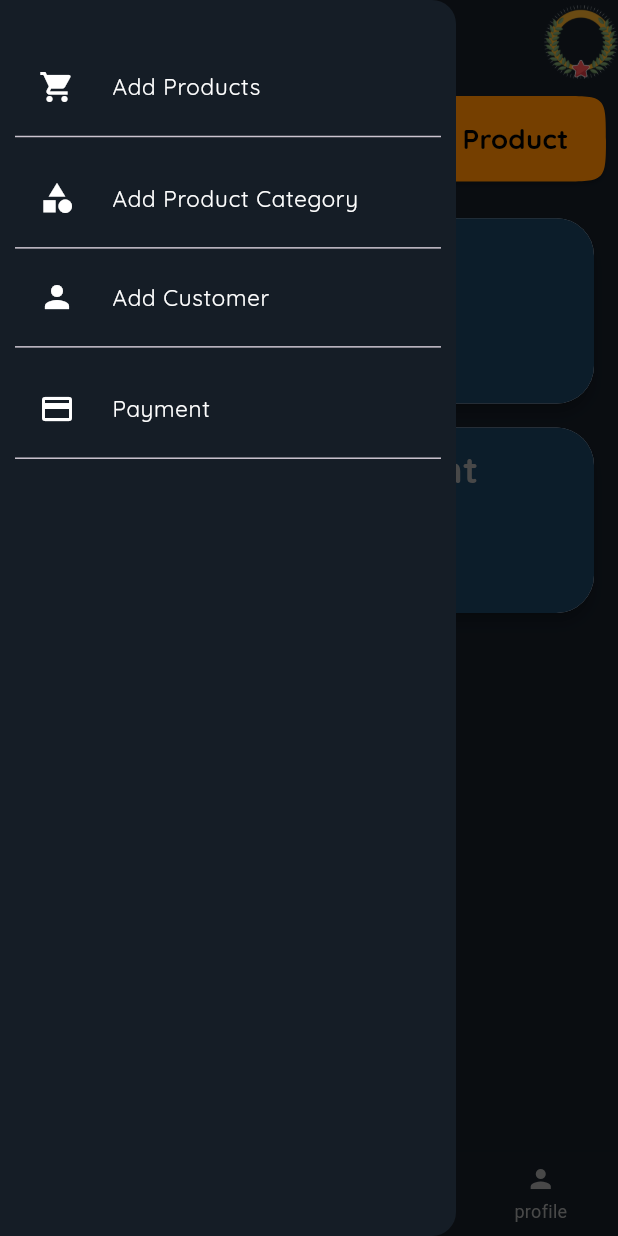
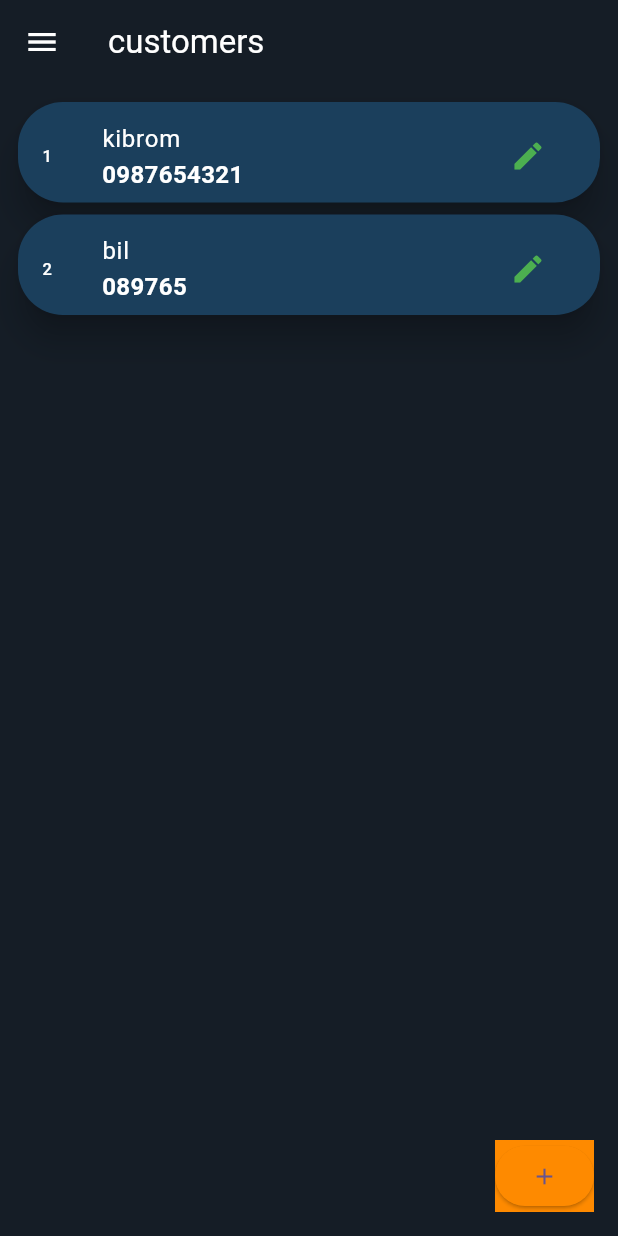
Before and after one commit to Biniam-Birhane/Inventory, a Flutter app: the screen it shows after launch, in the side drawer, after a tap on "Add Customer", on a phone screen of 412 x 824 dp. Run offline on Flutter 3.47's test engine with Material 3 defaults, Android fonts, the phone set to English and light mode, and no system bars; our stand-ins replace bloc, equatable, firebase_auth, firebase_core, flutter_bloc; accounts and stored records are empty; Roboto replaces fonts that are missing (Lato-Black).

Commit message:
customers ui

```diff
--- /dev/null
+++ b/lib/customers/presentation/bloc/customers_bloc.dart
@@ -0,0 +1,13 @@
+import 'package:bloc/bloc.dart';
+import 'package:equatable/equatable.dart';
+
+part 'customers_event.dart';
+part 'customers_state.dart';
+
+class CustomersBloc extends Bloc<CustomersEvent, CustomersState> {
+  CustomersBloc() : super(CustomersInitial()) {
+    on<CustomersEvent>((event, emit) {
+      // TODO: implement event handler
+    });
+  }
+}
--- /dev/null
+++ b/lib/customers/presentation/pages/add_customer.dart
@@ -0,0 +1,163 @@
+import 'package:firebase_auth/firebase_auth.dart';
+import 'package:flutter/material.dart';
+import 'package:simple_inventory/dashboard/drawer.dart';
+
+class CustomerModel {
+  CustomerModel({required this.name, required this.phoneNumber});
+  final String name;
+  final String phoneNumber;
+}
+
+class Customer extends StatelessWidget {
+  Customer({super.key});
+  final TextEditingController fullNameController = TextEditingController();
+  final TextEditingController phoneNumberController = TextEditingController();
+  final TextEditingController companyNameController = TextEditingController();
+  final List<CustomerModel> customers = [
+    CustomerModel(name: 'kibrom', phoneNumber: '0987654321'),
+    CustomerModel(name: 'bil', phoneNumber: '089765'),
+  ];
+  @override
+  Widget build(BuildContext context) {
+    Size size = MediaQuery.of(context).size;
+    return Scaffold(
+      backgroundColor: const Color(0xFF151D26),
+      appBar: AppBar(
+        backgroundColor: const Color(0xFF151D26),
+        title: const Text(
+          "customers",
+          style: TextStyle(color: Colors.white),
+        ),
+        iconTheme: const IconThemeData(color: Colors.white),
+      ),
+      drawer: DrawerPage(size, context),
+      body: Padding(
+        padding: const EdgeInsets.all(8.0),
+        child: ListView.builder(
+          itemCount: customers.length,
+          itemBuilder: (context, index) {
+            final customer = customers[index];
+            return Container(
+              height: 75,
+              child: Card(
+                color: const Color.fromARGB(255, 27, 63, 92),
+                elevation: 9,
+                shape: const RoundedRectangleBorder(
+                  borderRadius: BorderRadius.all(Radius.circular(30)),
+                ),
+                child: ListTile(
+                  dense: false,
+                  leading: Text((1 + index).toString(),
+                      style: const TextStyle(color: Colors.white)),
+                  title: Text(
+                    customer.name,
+                    style: const TextStyle(color: Colors.white),
+                  ),
+                  subtitle: Text(
+                    customer.phoneNumber,
+                    style: const TextStyle(
+                        fontWeight: FontWeight.bold,
+                        fontSize: 16,
+                        color: Colors.white),
+                  ),
+                  trailing: IconButton(
+                      onPressed: () {},
+                      icon: const Icon(
+                        Icons.edit,
+                        color: Colors.green,
+                      )),
+
+                  //  Row(children: [
+                  //   // IconButton(onPressed: (){}, icon: const Icon(Icons.delete, color: Colors.red,))
+                  // ],),
+                ),
+              ),
+            );
+          },
+        ),
+      ),
+      floatingActionButton: Container(
+        color: const Color(0xFFFE8A00),
+        child: ElevatedButton(
+          style: ElevatedButton.styleFrom(
+              backgroundColor: const Color(0xFFFE8A00)),
+          onPressed: () {
+            showDialog(
+                context: context,
+                builder: (context) {
+                  return addCustomer();
+                });
+          },
+          child: const Icon(Icons.add),
+        ),
+      ),
+    );
+  }
+
+  Material addCustomer() {
+    return Material(
+      type: MaterialType.transparency,
+      child: Container(
+        // color: Colors.white,
+        // height: 300,
+        padding: const EdgeInsets.all(20.0),
+        child: Column(
+          mainAxisAlignment: MainAxisAlignment.center,
+          mainAxisSize: MainAxisSize.min,
+          children: [
+            TextField(
+              controller: fullNameController,
+              style: const TextStyle(color: Colors.white),
+              decoration: const InputDecoration(
+                  labelText: "Full Name",
+                  hintText: "Enter Full Name",
+                  hintStyle: TextStyle(color: Colors.white),
+                  labelStyle: TextStyle(color: Colors.white),
+                  border: OutlineInputBorder(
+                      borderRadius: BorderRadius.all(Radius.circular(10)))),
+            ),
+            const SizedBox(
+              height: 10,
+            ),
+            TextField(
+              controller: phoneNumberController,
+              style: const TextStyle(color: Colors.white),
+              decoration: const InputDecoration(
+                  labelText: "Phone Number",
+                  hintText: 'Enter phone number',
+                  hintStyle: TextStyle(color: Colors.white),
+                  labelStyle: TextStyle(color: Colors.white),
+                  border: OutlineInputBorder(
+                      borderRadius: BorderRadius.all(Radius.circular(10)))),
+            ),
+            const SizedBox(
+              height: 10,
+            ),
+            ElevatedButton(
+                onPressed: () async {
+                  final FirebaseAuth firebaseAuth = FirebaseAuth.instance;
+
+                  try {
+                    await firebaseAuth.createUserWithEmailAndPassword(
+                        email: "bini@gmail.com", password: 'passpass');
+                    print("added successfuly");
+                  } catch (e) {
+                    print(e.toString);
+                  }
+                },
+                style: ElevatedButton.styleFrom(
+                    backgroundColor: const Color(0xFFFE8A00)),
+                child: const Text(
+                  'Submit',
+                  style: TextStyle(
+                    color: Colors.black,
+                    fontWeight: FontWeight.bold,
+                    fontFamily: "Quicksand",
+                  ),
+                ))
+          ],
+        ),
+      ),
+    );
+  }
+}
--- a/lib/dashboard/drawer.dart
+++ b/lib/dashboard/drawer.dart
@@ -1,11 +1,12 @@
 import "package:flutter/material.dart";
+import "package:simple_inventory/customers/presentation/pages/add_customer.dart";
 import "package:simple_inventory/product_category/presentation/pages/product_category.dart";
 
 Drawer DrawerPage(Size size, BuildContext context) {
   return Drawer(
     backgroundColor: Color(0xFF151D26),
     child: Padding(
-      padding: const EdgeInsets.fromLTRB(0,20.0,0,0),
+      padding: const EdgeInsets.fromLTRB(0, 20.0, 0, 0),
       child: Container(
         child: ListView(
           padding: EdgeInsets.zero,
@@ -18,8 +19,8 @@ Drawer DrawerPage(Size size, BuildContext context) {
                     Container(
                       child: ListTile(
                         horizontalTitleGap: size.width * 0.06,
-                        leading:
-                            const Icon(Icons.shopping_cart, color: Colors.white),
+                        leading: const Icon(Icons.shopping_cart,
+                            color: Colors.white),
                         title: const Text(
                           "Add Products",
                           style: TextStyle(
@@ -40,7 +41,8 @@ Drawer DrawerPage(Size size, BuildContext context) {
                     Container(
                       child: ListTile(
                         horizontalTitleGap: size.width * 0.06,
-                        leading: const Icon(Icons.category, color: Colors.white),
+                        leading:
+                            const Icon(Icons.category, color: Colors.white),
                         title: const Text(
                           "Add Product Category ",
                           style: TextStyle(
@@ -75,10 +77,15 @@ Drawer DrawerPage(Size size, BuildContext context) {
                             fontSize: 15,
                           ),
                         ),
-                        onTap: () {},
+                        onTap: () {
+                          Navigator.pushReplacement(
+                              context,
+                              MaterialPageRoute(
+                                  builder: (context) => Customer()));
+                        },
                       ),
                     ),
-                    Divider(
+                    const Divider(
                       height: 10,
                     ),
                     SizedBox(
--- a/lib/main.dart
+++ b/lib/main.dart
@@ -6,10 +6,6 @@ import 'package:simple_inventory/dashboard/dashbord.dart';
 
 void main() async {
   WidgetsFlutterBinding.ensureInitialized();
-  // final appDocumentdirectory =
-  //     await path_provider.getDApplicationDocumentDirectory();
-  // Hive.init(appDocumentdirectory.path);
-
   if (kIsWeb) {
     await Firebase.initializeApp(
       options: const FirebaseOptions(
@@ -22,12 +18,11 @@ void main() async {
   } else {
     await Firebase.initializeApp();
   }
-  runApp(const MyApp());
+  runApp(MyApp());
 }
 
 class MyApp extends StatelessWidget {
-  const MyApp({super.key});
-
+  MyApp({super.key});
   // This widget is the root of your application.
   @override
   Widget build(BuildContext context) {
@@ -38,7 +33,6 @@ class MyApp extends StatelessWidget {
           colorScheme: ColorScheme.fromSeed(seedColor: Colors.deepPurple),
           useMaterial3: true,
         ),
-      home: Dashboard()
-    );
+        home: Dashboard());
   }
 }
```
Also changed, not shown: lib/customers/presentation/bloc/customers_event.dart (added, +8 -0 lines), lib/customers/presentation/bloc/customers_state.dart (added, +9 -0 lines), Capture.PNG (added), CaptureAdd.PNG (added), 1 other file. Lines whose indentation alone changed are shown as unchanged.
